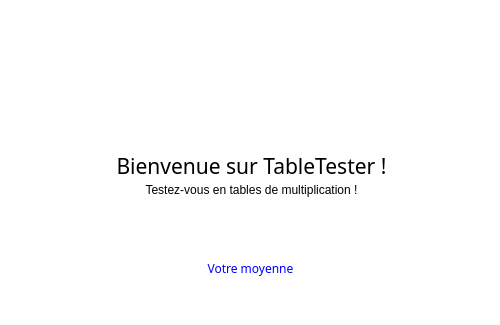
Before: the Qt Designer form main.ui in MisterPython581/tabletester-desktop, drawn with Qt 5; both pictures show x 0 to 500 and y 0 to 325 of the 500 by 600 pixel window.
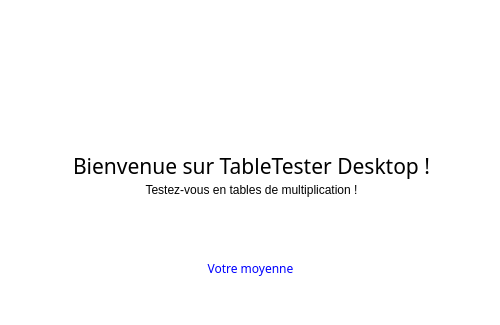
After: the same form once the commit is applied. Icons and pictures are not drawn.

Commit message:
Added comments & GNU General Public License Comment
Added:
The GNU GPL comment at the begenning of the file TableTester.pyw;
Try-Except ImportError: in case if the module PyQt5 is not installed;
Added a few comments;
Changed the title in the title bar of the window (TableTester -> TableTester Desktop).

```diff
--- a/main.ui
+++ b/main.ui
@@ -59,7 +59,7 @@
     </font>
    </property>
    <property name="text">
-    <string>Bienvenue sur TableTester !</string>
+    <string>Bienvenue sur TableTester Desktop !</string>
    </property>
    <property name="alignment">
     <set>Qt::AlignCenter</set>
```
Left out of the diff: 2 changed lines with no effect on the pictures. The commit also changes 1 other file.
